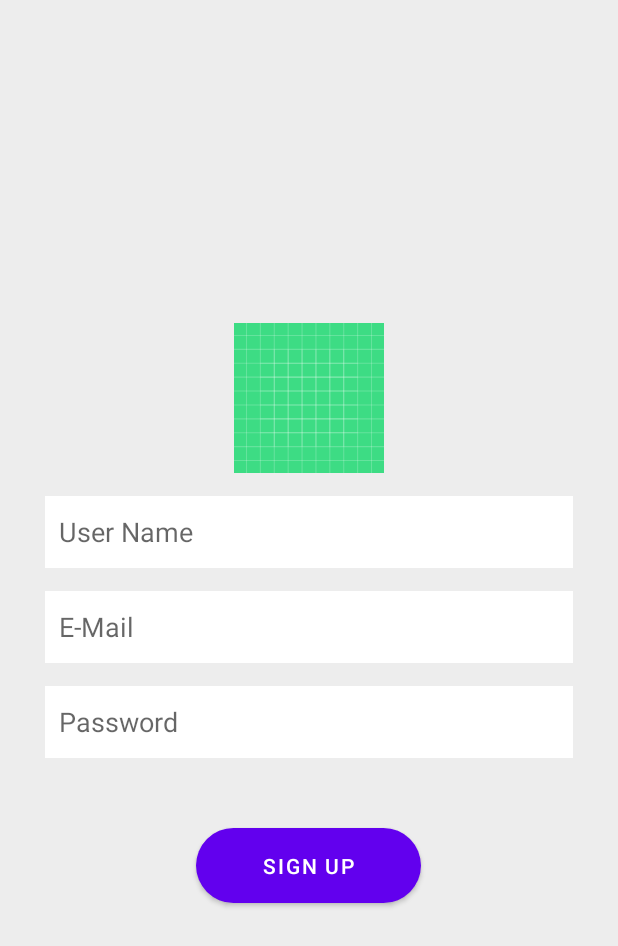
After one commit to naman-singhal-025/Avishkar2021, an Android app: the SignUp screen opened directly, with no data from a screen before it, on a phone screen of 412 x 824 dp. The commit adds this screen. Shown: the top 946 px of the screen. Run offline under Robolectric (Android 15) with nearby library versions, the phone set to English and light mode, and no system bars; our stand-ins replace Firebase (no records; nobody signed in at launch, a user with empty details on screens opened directly).

Commit message:
login and signup activity

```diff
--- a/app/build.gradle
+++ b/app/build.gradle
@@ -1,5 +1,6 @@
 plugins {
     id 'com.android.application'
+    id 'com.google.gms.google-services'
 }
 
 android {
@@ -21,6 +22,9 @@ android {
             proguardFiles getDefaultProguardFile('proguard-android-optimize.txt'), 'proguard-rules.pro'
         }
     }
+    buildFeatures{
+        viewBinding true
+    }
     compileOptions {
         sourceCompatibility JavaVersion.VERSION_1_8
         targetCompatibility JavaVersion.VERSION_1_8
@@ -32,6 +36,8 @@ dependencies {
     implementation 'androidx.appcompat:appcompat:1.3.1'
     implementation 'com.google.android.material:material:1.4.0'
     implementation 'androidx.constraintlayout:constraintlayout:2.1.0'
+    implementation 'com.google.firebase:firebase-database:20.0.2'
+    implementation 'com.google.firebase:firebase-auth:21.0.1'
     testImplementation 'junit:junit:4.+'
     androidTestImplementation 'androidx.test.ext:junit:1.1.3'
     androidTestImplementation 'androidx.test.espresso:espresso-core:3.4.0'
--- /dev/null
+++ b/app/src/main/java/com/example/avishkar2021/SignUp.java
@@ -0,0 +1,70 @@
+package com.example.avishkar2021;
+
+import androidx.annotation.NonNull;
+import androidx.appcompat.app.AppCompatActivity;
+
+import android.app.ProgressDialog;
+import android.os.Bundle;
+import android.view.View;
+import android.widget.Toast;
+
+import com.example.avishkar2021.models.Users;
+import com.google.android.gms.tasks.OnCompleteListener;
+import com.google.android.gms.tasks.Task;
+import com.google.firebase.auth.AuthResult;
+import com.google.firebase.auth.FirebaseAuth;
+import com.google.firebase.database.FirebaseDatabase;
+import com.example.avishkar2021.databinding.ActivitySignUpBinding;
+
+public class SignUp extends AppCompatActivity {
+
+    ActivitySignUpBinding binding;
+    private FirebaseAuth auth;
+    FirebaseDatabase database;
+    ProgressDialog progressDialog;
+
+    @Override
+    protected void onCreate(Bundle savedInstanceState) {
+        super.onCreate(savedInstanceState);
+        setContentView(R.layout.activity_sign_up);
+        binding = ActivitySignUpBinding.inflate(getLayoutInflater());
+        setContentView(binding.getRoot());
+
+        getSupportActionBar().hide();
+        auth = FirebaseAuth.getInstance();
+        database = FirebaseDatabase.getInstance();
+
+        progressDialog = new ProgressDialog(SignUp.this);
+        progressDialog.setTitle("Creating Account");
+        progressDialog.setMessage("We're creating your account");
+        binding.btnSignUp.setOnClickListener(new View.OnClickListener() {
+            @Override
+            public void onClick(View v) {
+                progressDialog.show();
+                auth.createUserWithEmailAndPassword(binding.etEmail.getText().toString(),
+                        binding.etPassword.getText().toString()).
+                        addOnCompleteListener(new OnCompleteListener<AuthResult>() {
+                            @Override
+                            public void onComplete(@NonNull Task<AuthResult> task) {
+                                progressDialog.dismiss();
+                                if(task.isSuccessful()){
+                                    Users user  = new Users(binding.userName.getText().toString(),
+                                            binding.etEmail.getText().toString(),
+                                            binding.etPassword.getText().toString());
+
+                                    String id  = task.getResult().getUser().getUid();
+                                    database.getReference().child("Users").child(id).setValue(user);
+
+                                    Toast.makeText(SignUp.this,"User Created Successfully",
+                                            Toast.LENGTH_SHORT).show();
+                                }
+                                else{
+                                    Toast.makeText(SignUp.this,task.getException().getMessage()
+                                            ,Toast.LENGTH_SHORT).show();
+                                }
+                            }
+                        });
+            }
+        });
+    }
+}
--- /dev/null
+++ b/app/src/main/res/layout/activity_sign_up.xml
@@ -0,0 +1,75 @@
+<?xml version="1.0" encoding="utf-8"?>
+<LinearLayout xmlns:android="http://schemas.android.com/apk/res/android"
+    xmlns:app="http://schemas.android.com/apk/res-auto"
+    xmlns:tools="http://schemas.android.com/tools"
+    android:layout_width="match_parent"
+    android:layout_height="match_parent"
+    android:background="@color/lightGrey"
+    android:gravity="center|center_horizontal"
+    android:orientation="vertical"
+    tools:context=".SignUp">
+
+    <LinearLayout
+        android:layout_width="match_parent"
+        android:layout_height="wrap_content"
+        android:layout_marginStart="30dp"
+        android:layout_marginLeft="30dp"
+        android:layout_marginEnd="30dp"
+        android:layout_marginRight="30dp"
+        android:gravity="center"
+        android:orientation="vertical">
+
+        <ImageView
+            android:id="@+id/imageView2"
+            android:layout_width="100dp"
+            android:layout_height="100dp"
+            app:srcCompat="@drawable/ic_launcher_background" />
+
+        <EditText
+            android:id="@+id/userName"
+            android:layout_width="match_parent"
+            android:layout_height="wrap_content"
+            android:layout_marginTop="15dp"
+            android:background="@android:color/white"
+            android:ems="10"
+            android:hint="User Name"
+            android:inputType="textPersonName"
+            android:minHeight="48dp"
+            android:padding="9dp" />
+
+        <EditText
+            android:id="@+id/etEmail"
+            android:layout_width="match_parent"
+            android:layout_height="wrap_content"
+            android:layout_marginTop="15dp"
+            android:background="@color/white"
+            android:ems="10"
+            android:hint="E-Mail"
+            android:inputType="textEmailAddress"
+            android:minHeight="48dp"
+            android:padding="9dp" />
+
+        <EditText
+            android:id="@+id/etPassword"
+            android:layout_width="match_parent"
+            android:layout_height="wrap_content"
+            android:layout_marginTop="15dp"
+            android:layout_marginBottom="15dp"
+            android:background="@color/white"
+            android:ems="10"
+            android:hint="Password"
+            android:inputType="textPassword"
+            android:minHeight="48dp"
+            android:padding="9dp" />
+
+        <Button
+            android:id="@+id/btnSignUp"
+            android:layout_width="150dp"
+            android:layout_height="wrap_content"
+            android:layout_marginTop="25dp"
+            android:padding="15dp"
+            android:text="Sign Up"
+            app:cornerRadius="140dp" />
+
+    </LinearLayout>
+</LinearLayout>
--- a/build.gradle
+++ b/build.gradle
@@ -6,6 +6,7 @@ buildscript {
     }
     dependencies {
         classpath "com.android.tools.build:gradle:7.0.2"
+        classpath 'com.google.gms:google-services:4.3.10'
 
         // NOTE: Do not place your application dependencies here; they belong
         // in the individual module build.gradle files
```
Also changed, not shown: app/src/main/AndroidManifest.xml (+9 -0 lines), app/src/main/java/com/example/avishkar2021/MainActivity.java (+21 -0 lines), app/src/main/java/com/example/avishkar2021/MainActivity2.java (added, +14 -0 lines), app/src/main/java/com/example/avishkar2021/SignIn.java (added, +84 -0 lines), app/src/main/java/com/example/avishkar2021/models/Users.java (added, +70 -0 lines), app/src/main/res/layout/activity_main.xml (+14 -9 lines), app/src/main/res/layout/activity_main2.xml (added, +9 -0 lines), app/src/main/res/layout/activity_sign_in.xml (added, +64 -0 lines), app/src/main/res/values/colors.xml (+14 -0 lines), 1 other file.
